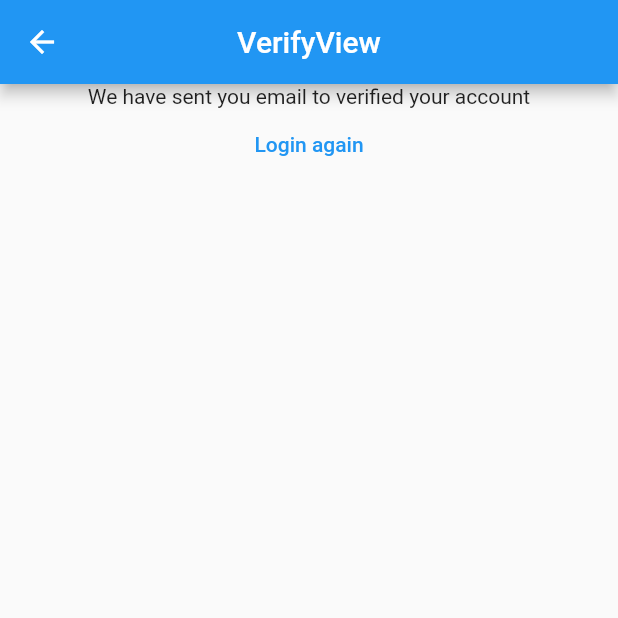
After one commit to Azzamubaidillah/Presence-App, a Flutter app: the VerifyView screen opened by its route, on a phone screen of 412 x 824 dp, the top half of it. The commit adds this screen. Run offline on Flutter 3.47's test engine with Material 2 defaults, Android fonts, the phone set to English and light mode, and no system bars; our stand-ins replace cloud_firestore, firebase_auth, firebase_core, get; accounts and stored records are empty.

Commit message:
verifying email

```diff
--- /dev/null
+++ b/lib/app/modules/verify/views/verify_view.dart
@@ -0,0 +1,29 @@
+import 'package:flutter/material.dart';
+
+import 'package:get/get.dart';
+
+import '../../../routes/app_pages.dart';
+import '../controllers/verify_controller.dart';
+
+class VerifyView extends GetView<VerifyController> {
+  @override
+  Widget build(BuildContext context) {
+    return Scaffold(
+      appBar: AppBar(
+        title: Text('VerifyView'),
+        centerTitle: true,
+      ),
+      body: Center(
+        child: Column(
+          children: [
+            Text('We have sent you email to verified your account'),
+            TextButton(
+              onPressed: () => Get.offAllNamed(Routes.LOGIN),
+              child: Text("Login again"),
+            ),
+          ],
+        ),
+      ),
+    );
+  }
+}
--- a/lib/app/routes/app_pages.dart
+++ b/lib/app/routes/app_pages.dart
@@ -6,6 +6,8 @@ import '../modules/home/bindings/home_binding.dart';
 import '../modules/home/views/home_view.dart';
 import '../modules/login/bindings/login_binding.dart';
 import '../modules/login/views/login_view.dart';
+import '../modules/verify/bindings/verify_binding.dart';
+import '../modules/verify/views/verify_view.dart';
 
 part 'app_routes.dart';
 
@@ -30,5 +32,10 @@ class AppPages {
       page: () => LoginView(),
       binding: LoginBinding(),
     ),
+    GetPage(
+      name: _Paths.VERIFY,
+      page: () => VerifyView(),
+      binding: VerifyBinding(),
+    ),
   ];
 }
--- a/lib/app/routes/app_routes.dart
+++ b/lib/app/routes/app_routes.dart
@@ -6,6 +6,7 @@ abstract class Routes {
   static const HOME = _Paths.HOME;
   static const ADD_PEGAWAI = _Paths.ADD_PEGAWAI;
   static const LOGIN = _Paths.LOGIN;
+  static const VERIFY = _Paths.VERIFY;
 }
 
 abstract class _Paths {
@@ -13,4 +14,5 @@ abstract class _Paths {
   static const HOME = '/home';
   static const ADD_PEGAWAI = '/add-pegawai';
   static const LOGIN = '/login';
+  static const VERIFY = '/verify';
 }
```
Also changed, not shown: lib/app/modules/login/controllers/login_controller.dart (+3 -4 lines), lib/app/modules/verify/bindings/verify_binding.dart (added, +12 -0 lines), lib/app/modules/verify/controllers/verify_controller.dart (added, +20 -0 lines).
